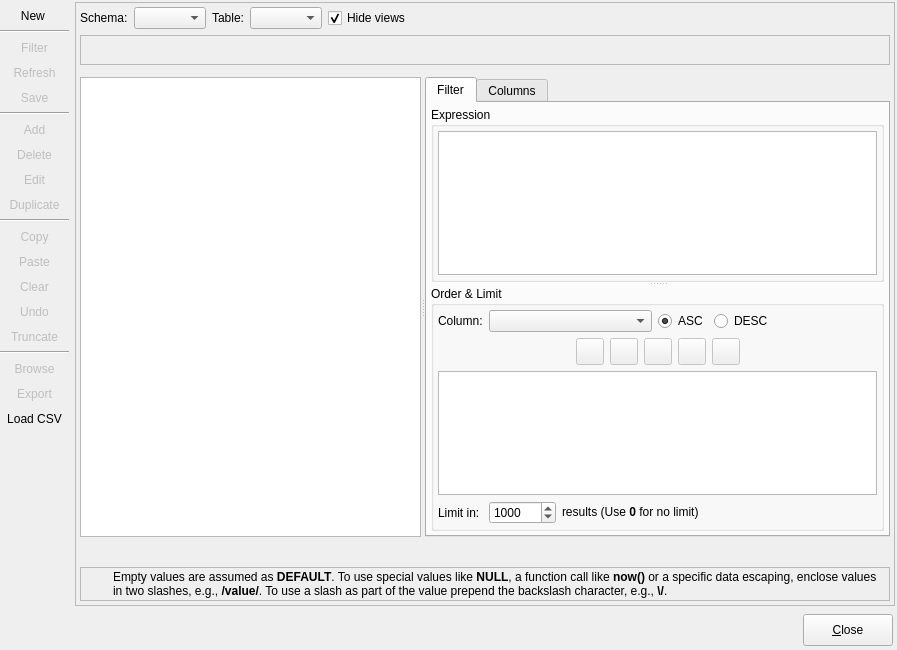
First picture: the form in libpgmodeler_ui/ui/datamanipulationform.ui, repository pgmodeler/pgmodeler, before the edit.
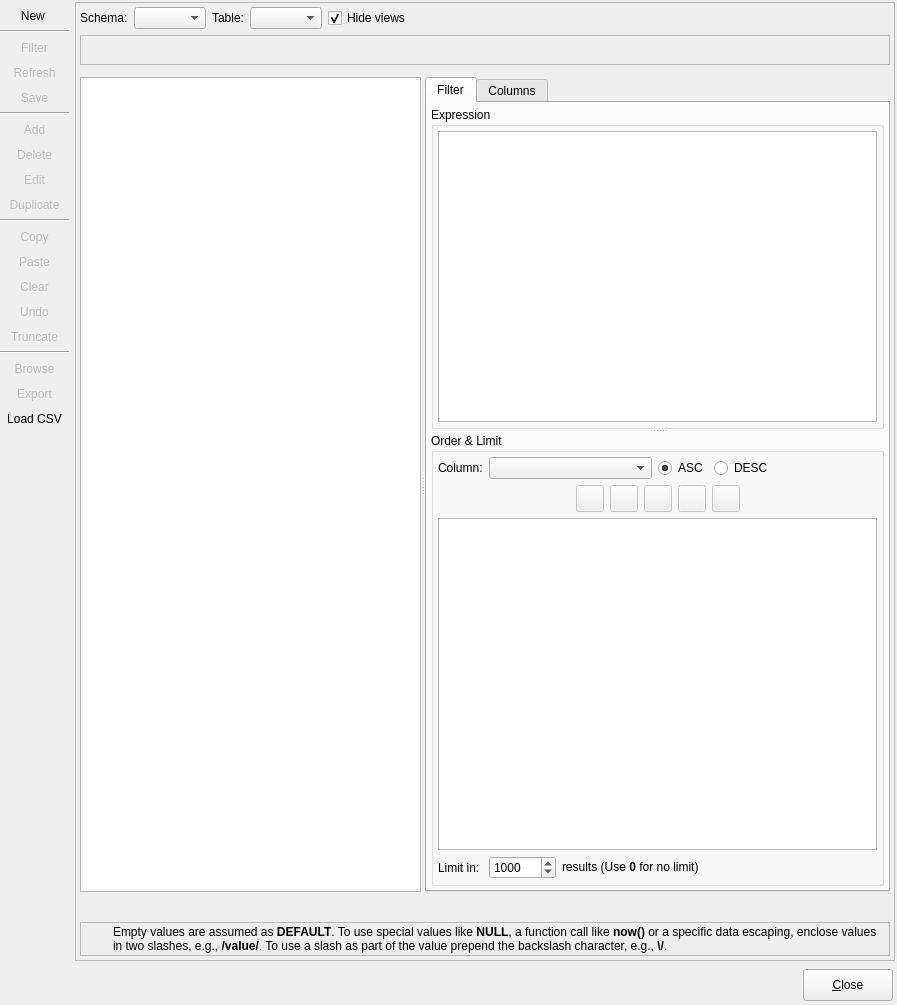
Second picture: the form after the edit. Icons and pictures are not drawn.

Commit message:
Changed the behaviour of column click on DataManipulationForm. Now, the sorting is triggered by holding control and clicking the desired column. Clicking a column without holding control will select all the item in that column.
The bulk editing form now can be confirmed by Ctrl+Return shortcut.

```diff
--- a/libpgmodeler_ui/ui/datamanipulationform.ui
+++ b/libpgmodeler_ui/ui/datamanipulationform.ui
@@ -7,7 +7,7 @@
     <x>0</x>
     <y>0</y>
     <width>897</width>
-    <height>650</height>
+    <height>1005</height>
    </rect>
   </property>
   <property name="minimumSize">
@@ -881,7 +881,10 @@
             </font>
            </property>
            <property name="text">
-            <string>&lt;html&gt;&lt;head/&gt;&lt;body&gt;&lt;p&gt;Empty values are assumed as &lt;span style=&quot; font-weight:600;&quot;&gt;DEFAULT&lt;/span&gt;. To use special values like &lt;span style=&quot; font-weight:600;&quot;&gt;NULL&lt;/span&gt;, a function call like &lt;span style=&quot; font-weight:600;&quot;&gt;now()&lt;/span&gt; or a specific data escaping, enclose values in two slashes, e.g., &lt;span style=&quot; font-weight:600;&quot;&gt;/value/&lt;/span&gt;. To use a slash as part of the value prepend the backslash character, e.g., &lt;span style=&quot; font-weight:600;&quot;&gt;\/&lt;/span&gt;.&lt;/p&gt;&lt;/body&gt;&lt;/html&gt;</string>
+            <string>Empty values are assumed as &lt;strong&gt;DEFAULT&lt;/strong&gt;. To use special values like &lt;strong&gt;NULL&lt;/strong&gt;, a function call like &lt;strong&gt;now()&lt;/strong&gt; or a specific data escaping, enclose values in two slashes, e.g., &lt;strong&gt;/value/&lt;/strong&gt;. To use a slash as part of the value prepend the backslash character, e.g., &lt;strong&gt;\/&lt;/strong&gt;.</string>
+           </property>
+           <property name="textFormat">
+            <enum>Qt::AutoText</enum>
            </property>
            <property name="wordWrap">
             <bool>true</bool>
```
Left out of the diff: 110 changed lines with no effect on the pictures. The commit also changes 4 other files.
